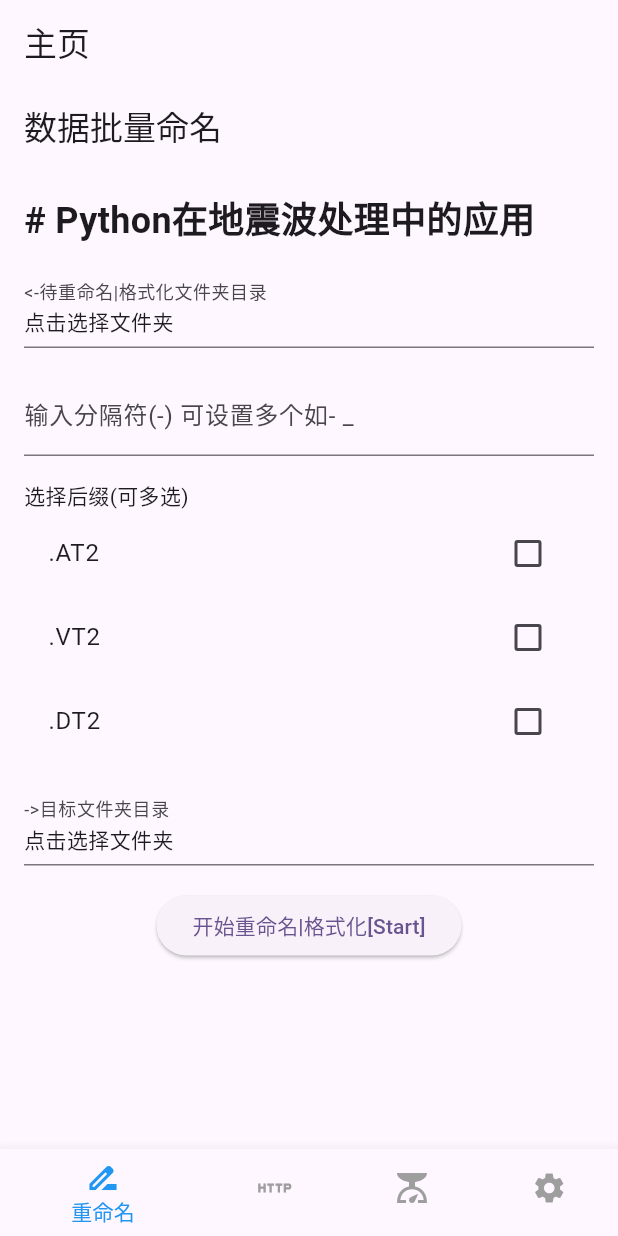
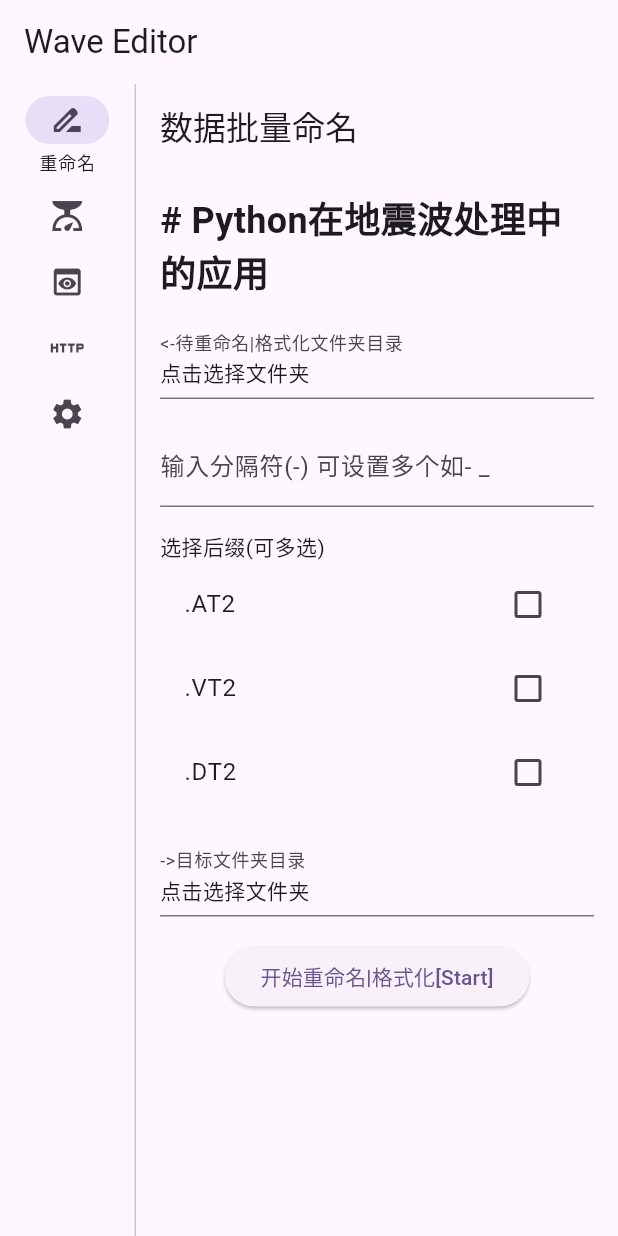
Before and after one commit to helloandworlder/wave_editor, a Flutter app: the screen it shows after launch, on a phone screen of 412 x 824 dp. Run offline on Flutter 3.47's test engine with Material 3 defaults, Android fonts, the phone set to English and light mode, and no system bars; our stand-ins replace csv, file_picker, get, syncfusion_flutter_charts.

Commit message:
4个主要功能基本完成,等待添加状态管理 设置 以及HTTP API的进一步优化

```diff
--- a/lib/main.dart
+++ b/lib/main.dart
@@ -18,7 +18,7 @@ class MyApp extends StatelessWidget {
   @override
   Widget build(BuildContext context) {
     return GetMaterialApp(
-      title: '文件选择器演示',
+      title: 'Wave Editor',
       theme: ThemeData(
         colorScheme: ColorScheme.fromSeed(seedColor: Colors.deepPurple),
         useMaterial3: true,
--- a/lib/pages/home_page.dart
+++ b/lib/pages/home_page.dart
@@ -1,10 +1,11 @@
 import 'package:flutter/material.dart';
 import 'package:get/get.dart';
 import 'package:wave_editor/logic/app_controller.dart';
+import 'package:wave_editor/pages/preview_waveform.dart';
 import 'package:wave_editor/pages/settings_page.dart';
 import 'package:wave_editor/pages/http_server.dart';
 import 'package:wave_editor/pages/rename_file.dart';
-import 'package:wave_editor/pages/file_scale.dart'; // 添加这一行
+import 'package:wave_editor/pages/file_scale.dart';
 
 class HomePage extends StatefulWidget {
   const HomePage({super.key});
@@ -18,8 +19,9 @@ class _HomePageState extends State<HomePage> {
 
   final List<Widget> _pages = [
     RenameFilePage(),
+    FileScalePage(),
+    PreviewWaveformPage(),
     HttpServerPage(),
-    FileScalePage(), // 添加这一行
     SettingsPage(),
   ];
 
@@ -33,35 +35,45 @@ class _HomePageState extends State<HomePage> {
   Widget build(BuildContext context) {
     return Scaffold(
       appBar: AppBar(
-        title: Text('主页'),
+        title: Text('Wave Editor'),
       ),
-      body: IndexedStack(
-        index: _selectedIndex,
-        children: _pages,
-      ),
-      bottomNavigationBar: BottomNavigationBar(
-        selectedItemColor: Colors.blue,
-        unselectedItemColor: Colors.grey,
-        items: const <BottomNavigationBarItem>[
-          BottomNavigationBarItem(
-            icon: Icon(Icons.drive_file_rename_outline),
-            label: '重命名',
+      body: Row(
+        children: [
+          NavigationRail(
+            selectedIndex: _selectedIndex,
+            onDestinationSelected: _onItemTapped,
+            labelType: NavigationRailLabelType.selected,
+            destinations: const [
+              NavigationRailDestination(
+                icon: Icon(Icons.drive_file_rename_outline),
+                label: Text('重命名'),
+              ),
+              NavigationRailDestination(
+                icon: Icon(Icons.scale),
+                label: Text('文件缩放'),
+              ),
+              NavigationRailDestination(
+                icon: Icon(Icons.preview),
+                label: Text('预览波形'),
+              ),
+              NavigationRailDestination(
+                icon: Icon(Icons.http),
+                label: Text('HTTP Server'),
+              ),
+              NavigationRailDestination(
+                icon: Icon(Icons.settings),
+                label: Text('设置'),
+              ),
+            ],
           ),
-          BottomNavigationBarItem(
-            icon: Icon(Icons.http),
-            label: 'HTTP Server',
-          ),
-          BottomNavigationBarItem(
-            icon: Icon(Icons.scale), // 添加这一行
-            label: '文件缩放', // 添加这一行
-          ),
-          BottomNavigationBarItem(
-            icon: Icon(Icons.settings),
-            label: '设置',
+          const VerticalDivider(thickness: 1, width: 1),
+          Expanded(
+            child: IndexedStack(
+              index: _selectedIndex,
+              children: _pages,
+            ),
           ),
         ],
-        currentIndex: _selectedIndex,
-        onTap: _onItemTapped,
       ),
     );
   }
```
Also changed, not shown: lib/logic/app_controller.dart (+17 -20 lines), lib/pages/preview_waveform.dart (added, +204 -0 lines), lib/utils/file_scaler.dart (+22 -30 lines), pubspec.yaml (+35 -83 lines), build_depend/logo.png (added), lib/pages/scale_file.dart (deleted), pubspec.lock, 46 other files.
